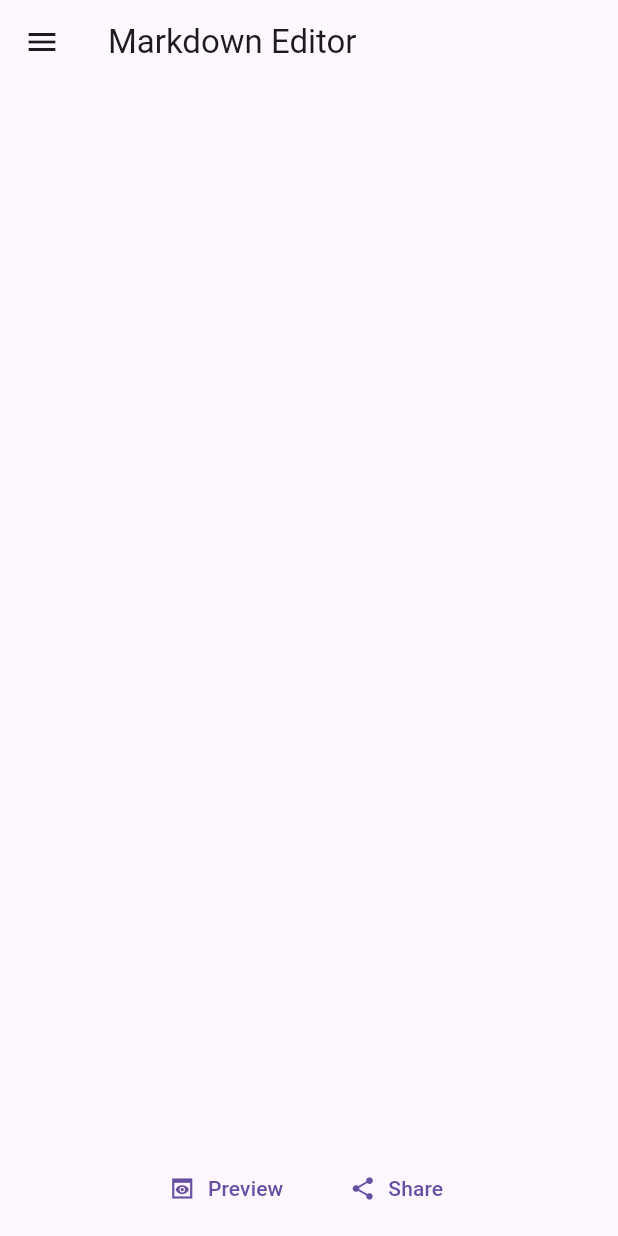
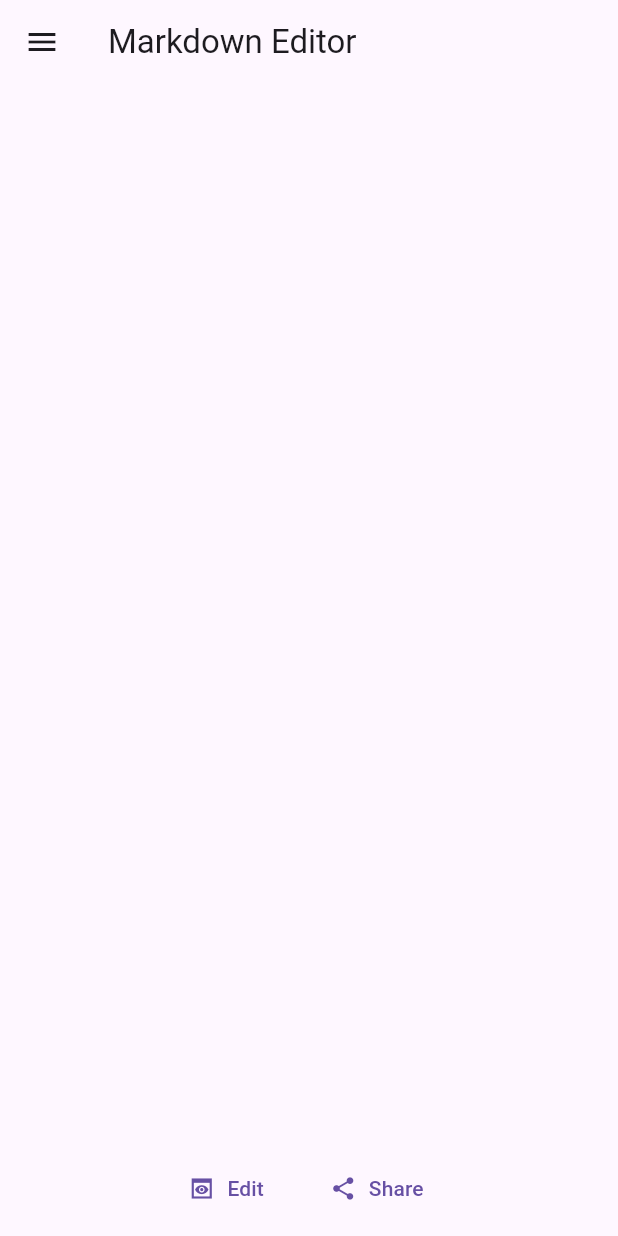
Before and after one commit to rahidaliyev/md_editor, a Flutter app: the screen it shows after launch, on a phone screen of 412 x 824 dp. Run offline on Flutter 3.47's test engine with Material 3 defaults, Android fonts, the phone set to English and light mode, and no system bars; our stand-ins replace file_picker, flutter_markdown, share_plus.

Commit message:
Edit button

```diff
--- a/lib/main.dart
+++ b/lib/main.dart
@@ -59,7 +59,7 @@ class _MyHomePageState extends State<MyHomePage> {
               TextButton.icon(
                 onPressed: () {},
                 icon: const Icon(Icons.preview_sharp),
-                label: const Text("Preview"),
+                label: const Text("Edit"),
               ),
             ],
           ),
```
